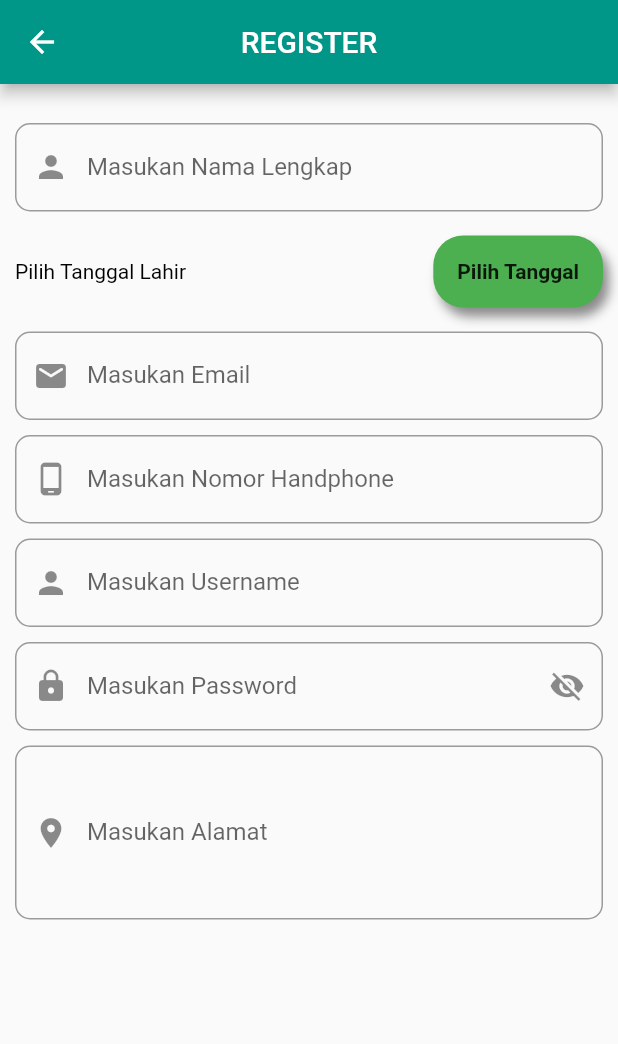
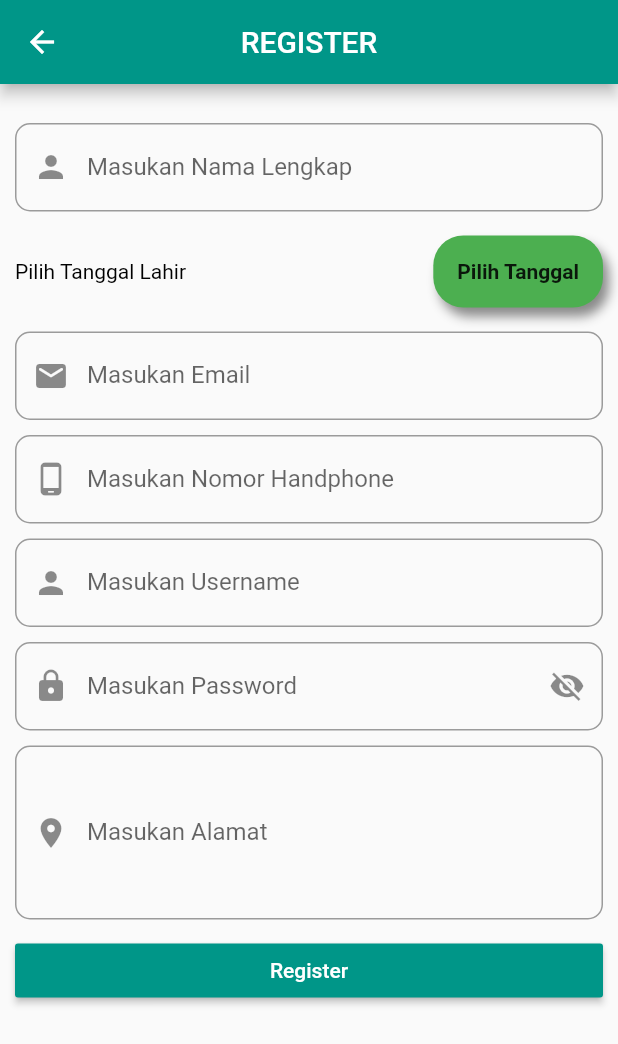
Before and after one commit to imamandrias/tugas13, a Flutter app: the RegisterPage screen opened directly, on a phone screen of 412 x 824 dp. Shown: the top 1044 px of the screen. Run offline on Flutter 3.47's test engine with Material 2 defaults, Android fonts, the phone set to English and light mode, and no system bars.

Commit message:
tambah tombol register

```diff
--- a/mahasiswaku_apps/lib/screen/page_register.dart
+++ b/mahasiswaku_apps/lib/screen/page_register.dart
@@ -216,6 +216,18 @@ class _RegisterPageState extends State<RegisterPage> {
                 ),
               ),
             ),
+            Padding(
+              padding: EdgeInsets.fromLTRB(5.0, 5.0, 5.0, 0),
+              child: MaterialButton(
+                color: Colors.teal,
+                textColor: Colors.white,
+                child: Text('Register'),
+                onPressed: () {
+                  //check();
+                  //setState(() {});
+                },
+              ),
+            ),
           ],
         ),
       ),
```
